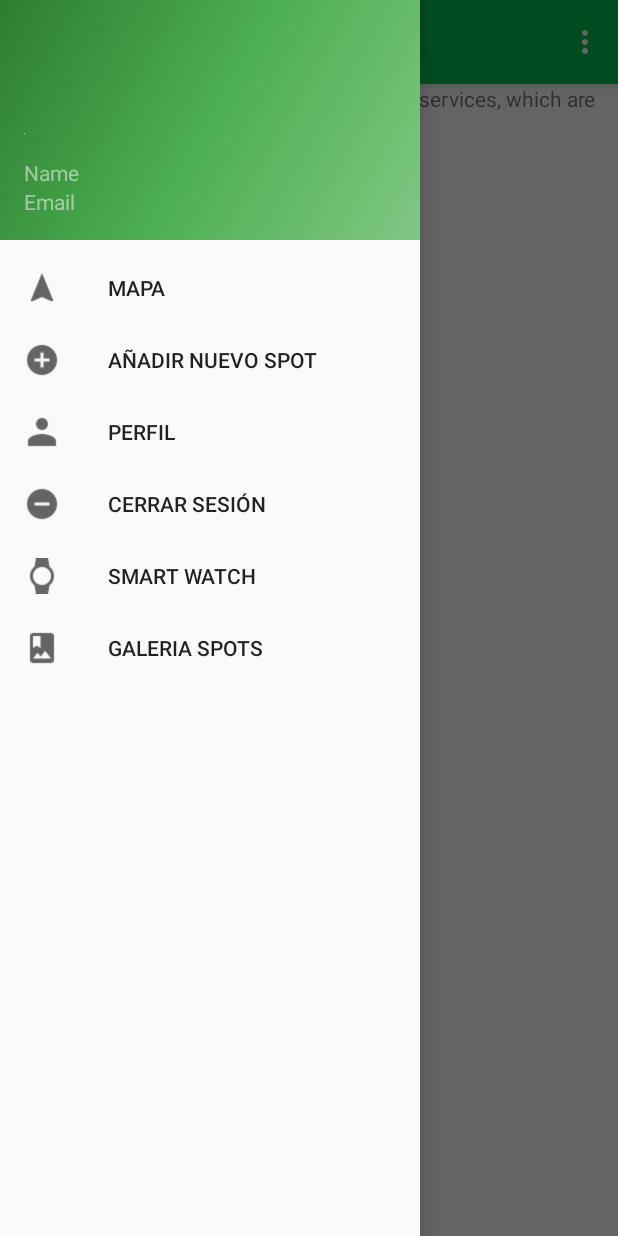
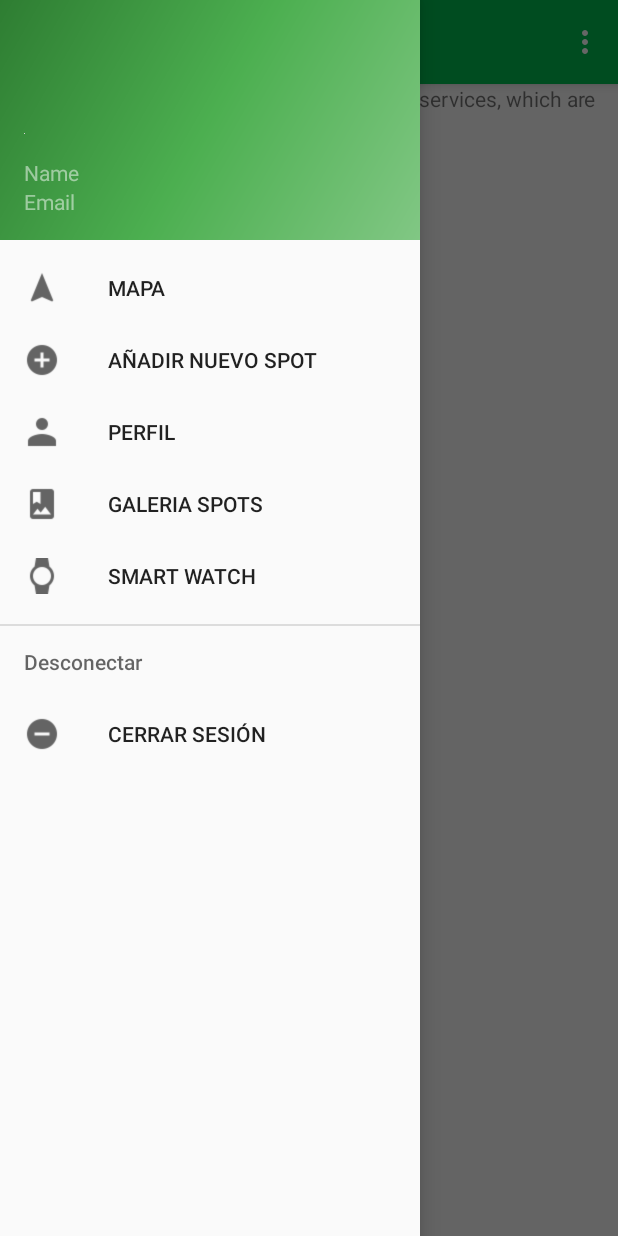
Before and after one commit to konox95/TrabajoFinal, an Android app: the Main3ActivityDrawer screen opened directly, with no data from a screen before it, with the side drawer open, on a phone screen of 412 x 824 dp. Run offline under Robolectric (Android 15) with nearby library versions, the phone set to English and light mode, and no system bars; our stand-ins replace Picasso; libraries missing offline, so code that uses them is left out: com.quickblox.auth, com.quickblox.content, com.quickblox.core, com.quickblox.customobjects, com.quickblox.users; 1 statement that could not run was skipped.

Commit message:
Cambios visuales botones y drawer

```diff
--- a/app/src/main/java/konox/actividad3/main3ActivityDrawerController.java
+++ b/app/src/main/java/konox/actividad3/main3ActivityDrawerController.java
@@ -73,7 +73,7 @@ public class main3ActivityDrawerController implements View.OnClickListener, Navi
             main3ActivityDrawer.cambiarFragmentDrawer(1);
             Log.v("CCCC", "MAPAAAA!!!!!!!!!");
             main3ActivityDrawer.onBackPressed();
-        }else if(item.getItemId()==main3ActivityDrawer.cerrarSesion.getItemId()){
+        }else if(item.getItemId()==R.id.cerrarSesion){
             Log.v("CCCC", "CERRRAR SESION!!!!!!!!!");
 
             SharedPreferences prefs = main3ActivityDrawer.getSharedPreferences("MIPROPS",0);
--- a/app/src/main/res/layout/fragment_login.xml
+++ b/app/src/main/res/layout/fragment_login.xml
@@ -72,6 +72,7 @@
             android:layout_marginLeft="30dp"
             android:layout_marginRight="30dp"
             android:layout_marginStart="30dp"
+            android:background="@drawable/redondo"
             android:text="@string/Log" />
 
         <com.google.android.gms.common.SignInButton
--- a/app/src/main/res/layout/fragment_registro.xml
+++ b/app/src/main/res/layout/fragment_registro.xml
@@ -77,6 +77,7 @@
             android:layout_width="match_parent"
             android:layout_height="wrap_content"
             android:layout_margin="15dp"
+            android:background="@drawable/redondo"
             android:text="@string/registrarse" />
 
         <TextView
--- a/app/src/main/res/menu/activity_main3_drawer_drawer.xml
+++ b/app/src/main/res/menu/activity_main3_drawer_drawer.xml
@@ -16,18 +16,24 @@
             android:icon="@drawable/ic_person_black_24dp"
             android:title="PERFIL" />
         <item
-            android:id="@+id/cerrarSesion"
-            android:icon="@drawable/ic_remove_circle_black_24dp"
-            android:title="CERRAR SESIÓN" />
+            android:id="@+id/imagenes"
+            android:icon="@drawable/ic_photo_album_black_24dp"
+            android:title="GALERIA SPOTS" />
         <item
             android:id="@+id/reloj"
             android:icon="@drawable/ic_watch_black_24dp"
             android:title="SMART WATCH" />
-        <item
-            android:id="@+id/imagenes"
-            android:icon="@drawable/ic_photo_album_black_24dp"
-            android:title="GALERIA SPOTS" />
+
     </group>
 
+    <item android:id="@+id/itCerrarSesion"
+          android:title="Desconectar">
+        <menu>
+            <item
+                android:id="@+id/cerrarSesion"
+                android:icon="@drawable/ic_remove_circle_black_24dp"
+                android:title="CERRAR SESIÓN" />
+        </menu>
+    </item>
 
 </menu>
```
Also changed, not shown: app/src/main/res/layout/fragment_perfil.xml (+45 -41 lines).
